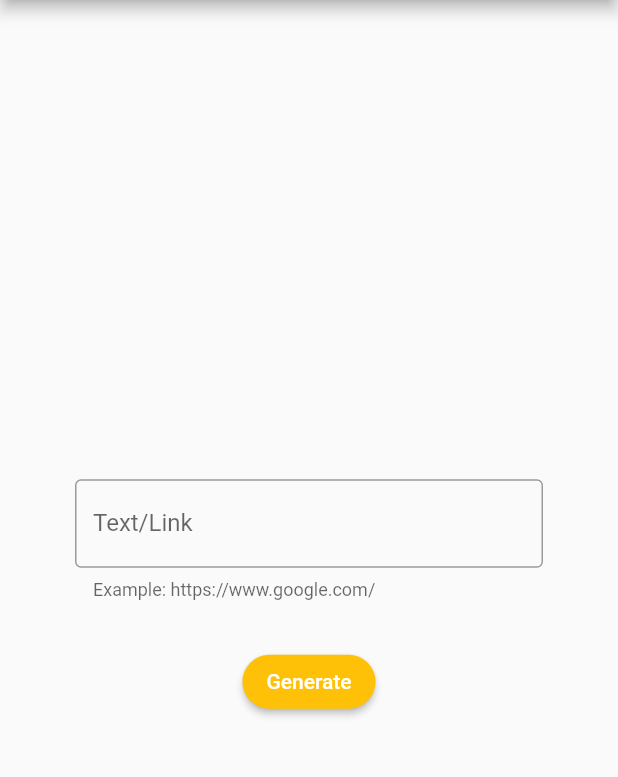
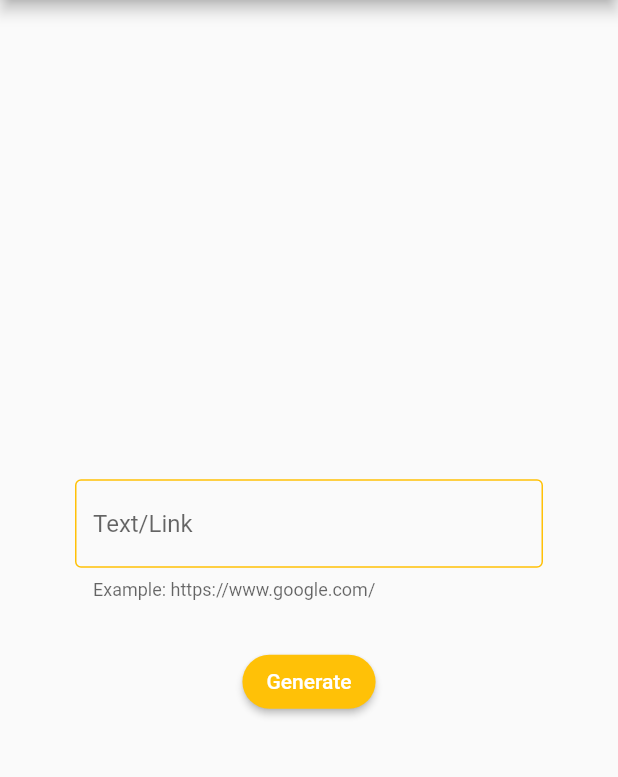
Before and after one commit to shenoyganeshprasad/QR-Code-Generator, a Flutter app: the screen it shows after launch, on a phone screen of 412 x 824 dp, the part 84-861 px from its top. Run offline on Flutter 3.47's test engine with Material 2 defaults, Android fonts, the phone set to English and light mode, and no system bars; our stand-ins replace flutter_platform_widgets.

Commit message:
Change Color

```diff
--- a/lib/homepage.dart
+++ b/lib/homepage.dart
@@ -23,14 +23,22 @@ class _HomepageState extends State<Homepage> {
           Padding(
             padding: EdgeInsets.symmetric(horizontal: 50.0, vertical: 30.0),
             child: TextField(
+              cursorColor: Colors.amber,
               onChanged: (val) {
                 value = val;
               },
               autofocus: false,
               autocorrect: false,
               decoration: InputDecoration(
-                border: OutlineInputBorder(),
-                labelText: 'Text/Link',
+                fillColor: Colors.amber,
+                focusColor: Colors.amber,
+                enabledBorder: OutlineInputBorder(
+                  borderSide: BorderSide(color: Colors.amber),
+                ),
+                focusedBorder: OutlineInputBorder(
+                  borderSide: BorderSide(color: Colors.amber),
+                ),
+                hintText: 'Text/Link',
                 helperText: 'Example: https://www.google.com/',
               ),
             ),
--- a/lib/qrcode.dart
+++ b/lib/qrcode.dart
@@ -10,6 +10,7 @@ class QrCode extends StatelessWidget {
     return Scaffold(
       appBar: AppBar(
         title: Text('QR Code'),
+        backgroundColor: Colors.amber,
       ),
       body: Center(
         child: Image(
```
